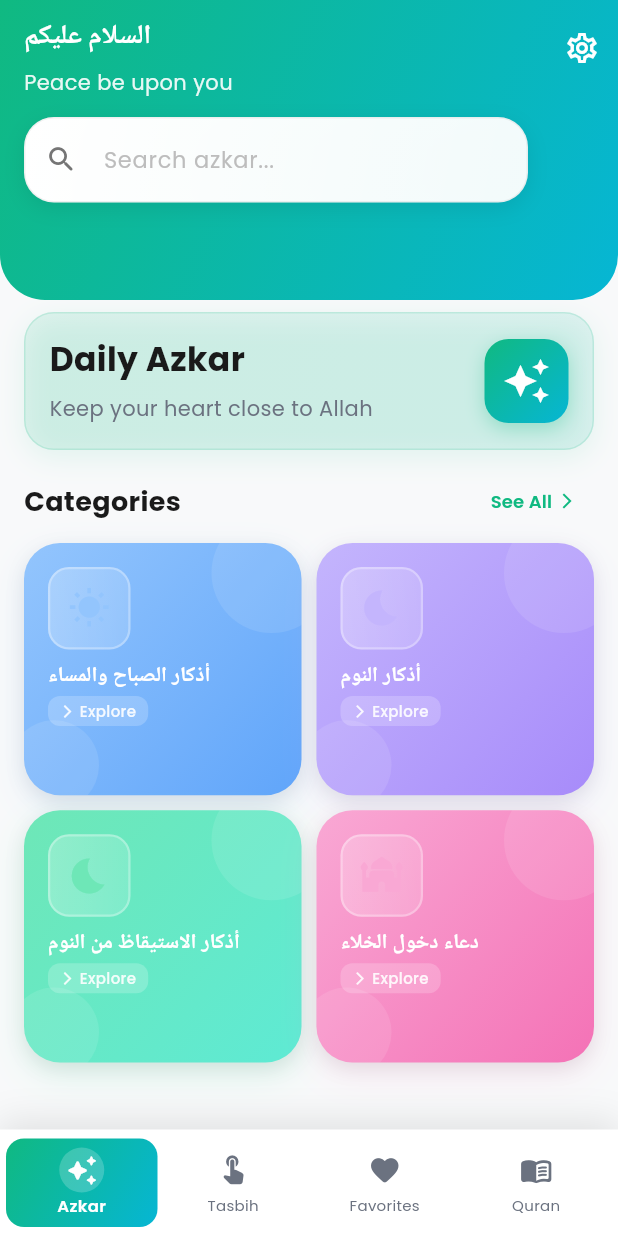
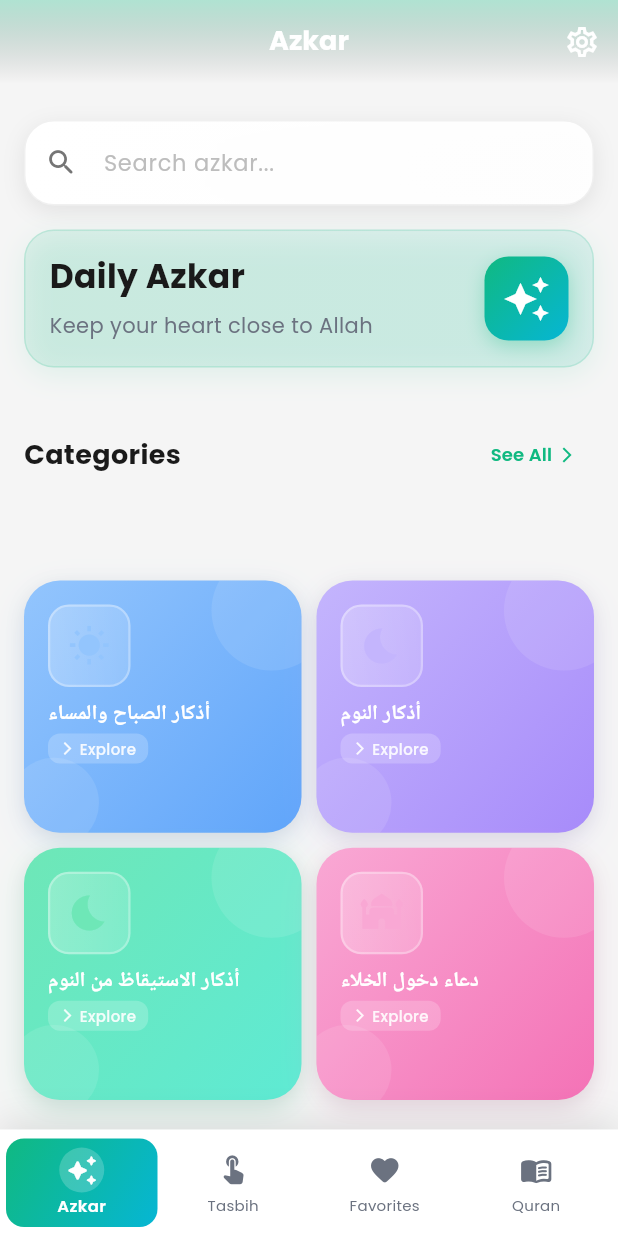
Before and after one commit to khaledebied/bling_azkar, a Flutter app: the screen it shows after launch, on a phone screen of 412 x 824 dp. Run offline on Flutter 3.47's test engine with Material 3 defaults, Android fonts, the phone set to English and light mode, and no system bars; our stand-ins replace dio, flutter_local_notifications, flutter_riverpod, freezed_annotation, geolocator, google_fonts and 8 more; missing offline and left inert: audio_session, flutter_qiblah, quran_library; accounts and stored records are empty; Roboto replaces fonts that are missing (Cairo); statements that could not run were skipped.

Commit message:
feat: Revamp HomeScreen and TasbihListScreen layouts to support RTL text direction and enhance dark mode visuals, improving overall user experience and accessibility.

```diff
--- a/lib/src/presentation/screens/home_screen.dart
+++ b/lib/src/presentation/screens/home_screen.dart
@@ -42,17 +42,93 @@ class _HomeScreenState extends ConsumerState<HomeScreen> {
 
   @override
   Widget build(BuildContext context) {
+    final l10n = AppLocalizations.ofWithFallback(context);
+    final isArabic = l10n.isArabic;
+    final isDarkMode = context.isDarkMode;
     final isSearching = ref.watch(isSearchingProvider);
 
-    return Scaffold(
-      body: Stack(
+    return Directionality(
+      textDirection: isArabic ? TextDirection.rtl : TextDirection.ltr,
+      child: Scaffold(
+        extendBodyBehindAppBar: true,
+        appBar: AppBar(
+          backgroundColor: Colors.transparent,
+          elevation: 0,
+          automaticallyImplyLeading: false,
+          title: Text(
+            isArabic ? 'الأذكار' : 'Azkar',
+            style: AppTheme.titleMedium.copyWith(
+              color: Colors.white,
+              fontWeight: FontWeight.bold,
+            ),
+          ),
+          centerTitle: true,
+          actions: [
+            IconButton(
+              icon: const Icon(
+                Icons.settings_outlined,
+                color: Colors.white,
+              ),
+        onPressed: () {
+          Navigator.push(
+            context,
+                  MaterialPageRoute(
+                    builder: (context) => const SettingsScreen(),
+                  ),
+                );
+              },
+            ),
+          ],
+          flexibleSpace: Container(
+            decoration: BoxDecoration(
+              gradient: LinearGradient(
+                begin: Alignment.topCenter,
+                end: Alignment.bottomCenter,
+                colors: isDarkMode
+                    ? [
+                        Colors.black.withValues(alpha: 0.4),
+                        Colors.transparent,
+                      ]
+                    : [
+                        AppTheme.primaryGreen.withValues(alpha: 0.3),
+                        Colors.transparent,
+                      ],
+              ),
+            ),
+          ),
+        ),
+        body: Container(
+          decoration: BoxDecoration(
+            color: isDarkMode
+                ? const Color(0xFF0F1419)
+                : const Color(0xFFF5F5F5),
+          ),
+          child: SafeArea(
+            top: false,
+            child: Stack(
               children: [
                 CustomScrollView(
                   controller: _scrollController,
                   slivers: [
-              _buildAppBar(ref),
+                    SliverToBoxAdapter(
+                      child: Padding(
+                        padding: const EdgeInsets.fromLTRB(16, 80, 16, 16),
+                        child: Column(
+                          children: [
                             if (!isSearching) ...[
-              _buildWelcomeBanner(),
+                              _buildSearchBar(ref),
+                              const SizedBox(height: 16),
+                              _buildWelcomeBannerContent(),
+                              const SizedBox(height: 16),
+                            ] else ...[
+                              _buildSearchBar(ref),
+                              const SizedBox(height: 16),
+                            ],
+                          ],
+                        ),
+                      ),
+                    ),
+                    if (!isSearching) ...[
                       _buildCategoriesGridSection(ref),
                     ] else ...[
                       _buildSearchResults(ref),
@@ -85,85 +161,97 @@ class _HomeScreenState extends ConsumerState<HomeScreen> {
                 ),
               ],
             ),
-    );
-  }
-
-  Widget _buildAppBar(WidgetRef ref) {
-    final isSearching = ref.watch(isSearchingProvider);
-
-    return SliverAppBar(
-      floating: true,
-      snap: true,
-      elevation: 0,
-      backgroundColor: Colors.transparent,
-      expandedHeight: isSearching ? 120 : 200,
-      collapsedHeight: 70,
-      flexibleSpace: LayoutBuilder(
-        builder: (context, constraints) {
-          final isDarkMode = context.isDarkMode;
-          return FlexibleSpaceBar(
-            background: Container(
-              decoration: BoxDecoration(
-                gradient: isDarkMode
-                    ? AppTheme.darkBackgroundGradient
-                    : AppTheme.primaryGradient,
-                borderRadius: const BorderRadius.only(
-                  bottomLeft: Radius.circular(30),
-                  bottomRight: Radius.circular(30),
-                ),
-              ),
-              child: SafeArea(
-                bottom: false,
-                child: Padding(
-                  padding: const EdgeInsets.fromLTRB(16, 8, 60, 16),
-                  child: Column(
-                    mainAxisSize: MainAxisSize.min,
-                    crossAxisAlignment: CrossAxisAlignment.start,
-                    children: [
-                      if (!isSearching) ...[
-                        Text(
-                          'السلام عليكم',
-                          style: AppTheme.arabicMedium.copyWith(
-                            color: Colors.white,
-                          ),
-                        ),
-                        const SizedBox(height: 4),
-                        Text(
-                          'Peace be upon you',
-                          style: AppTheme.bodyMedium.copyWith(
-                            color: Colors.white.withOpacity(0.9),
-                          ),
-                        ),
-                        const SizedBox(height: 12),
-                      ],
-                      _buildSearchBar(ref),
-                    ],
-                  ),
           ),
         ),
       ),
     );
-        },
+  }
+
+  Widget _buildWelcomeBannerContent() {
+    final isDarkMode = context.isDarkMode;
+
+    return Container(
+      padding: const EdgeInsets.all(16),
+      decoration: BoxDecoration(
+        gradient: isDarkMode
+            ? LinearGradient(
+                begin: Alignment.topLeft,
+                end: Alignment.bottomRight,
+                colors: [
+                  AppTheme.primaryGreen.withValues(alpha: 0.15),
+                  AppTheme.primaryTeal.withValues(alpha: 0.15),
+                ],
+              )
+            : LinearGradient(
+                begin: Alignment.topLeft,
+                end: Alignment.bottomRight,
+                colors: [
+                  AppTheme.primaryGreen.withValues(alpha: 0.1),
+                  AppTheme.primaryTeal.withValues(alpha: 0.1),
+                ],
               ),
-      actions: [
-        Padding(
-          padding: const EdgeInsets.only(top: 8.0),
-          child: IconButton(
-            icon: Icon(
-              Icons.settings_outlined,
-              color: Colors.white,
+        color: isDarkMode ? context.cardColor : Colors.white,
+        borderRadius: BorderRadius.circular(20),
+        border: Border.all(
+          color: isDarkMode
+              ? AppTheme.primaryGreen.withValues(alpha: 0.2)
+              : AppTheme.primaryGreen.withValues(alpha: 0.15),
+          width: 1,
         ),
-            onPressed: () {
-              Navigator.push(
-                context,
-                MaterialPageRoute(
-                  builder: (context) => const SettingsScreen(),
+        boxShadow: [
+          BoxShadow(
+            color: isDarkMode
+                ? Colors.black.withValues(alpha: 0.3)
+                : AppTheme.primaryGreen.withValues(alpha: 0.1),
+            blurRadius: 15,
+            offset: const Offset(0, 5),
           ),
-              );
-            },
+        ],
+      ),
+      child: Row(
+        children: [
+          Expanded(
+            child: Column(
+              crossAxisAlignment: CrossAxisAlignment.start,
+              children: [
+                Text(
+                  'Daily Azkar',
+                  style: AppTheme.titleLarge.copyWith(
+                    color: context.textPrimary,
+                    fontWeight: FontWeight.bold,
+                  ),
+                ),
+                const SizedBox(height: 8),
+                Text(
+                  'Keep your heart close to Allah',
+                  style: AppTheme.bodyMedium.copyWith(
+                    color: context.textSecondary,
                   ),
                 ),
               ],
+            ),
+          ),
+          Container(
+            padding: const EdgeInsets.all(12),
+            decoration: BoxDecoration(
+              gradient: AppTheme.primaryGradient,
+              borderRadius: BorderRadius.circular(16),
+              boxShadow: [
+                BoxShadow(
+                  color: AppTheme.primaryGreen.withValues(alpha: 0.3),
+                  blurRadius: 10,
+                  offset: const Offset(0, 4),
+                ),
+              ],
+            ),
+            child: const Icon(
+              Icons.auto_awesome,
+              size: 32,
+              color: Colors.white,
+            ),
+          ),
+        ],
+      ),
     );
   }
 
@@ -315,98 +403,6 @@ class _HomeScreenState extends ConsumerState<HomeScreen> {
     );
   }
 
-  Widget _buildWelcomeBanner() {
-    final isDarkMode = context.isDarkMode;
-
-    return SliverToBoxAdapter(
-        child: Padding(
-          padding: const EdgeInsets.fromLTRB(16.0, 8.0, 16.0, 8.0),
-          child: Container(
-          padding: const EdgeInsets.all(16),
-            decoration: BoxDecoration(
-            gradient: isDarkMode
-                ? LinearGradient(
-                    begin: Alignment.topLeft,
-                    end: Alignment.bottomRight,
-                    colors: [
-                      AppTheme.primaryGreen.withValues(alpha: 0.15),
-                      AppTheme.primaryTeal.withValues(alpha: 0.15),
-                    ],
-                  )
-                : LinearGradient(
-                begin: Alignment.topLeft,
-                end: Alignment.bottomRight,
-                colors: [
-                      AppTheme.primaryGreen.withValues(alpha: 0.1),
-                      AppTheme.primaryTeal.withValues(alpha: 0.1),
-                    ],
-                  ),
-            color: isDarkMode ? context.cardColor : Colors.white,
-            borderRadius: BorderRadius.circular(20),
-            border: Border.all(
-              color: isDarkMode
-                  ? AppTheme.primaryGreen.withValues(alpha: 0.2)
-                  : AppTheme.primaryGreen.withValues(alpha: 0.15),
-              width: 1,
-            ),
-              boxShadow: [
-                BoxShadow(
-                color: isDarkMode
-                    ? Colors.black.withValues(alpha: 0.3)
-                    : AppTheme.primaryGreen.withValues(alpha: 0.1),
-                blurRadius: 15,
-                offset: const Offset(0, 5),
-                ),
-              ],
-            ),
-            child: Row(
-              children: [
-                Expanded(
-                  child: Column(
-                    crossAxisAlignment: CrossAxisAlignment.start,
-                    children: [
-                      Text(
-                      'Daily Azkar',
-                        style: AppTheme.titleLarge.copyWith(
-                        color: context.textPrimary,
-                          fontWeight: FontWeight.bold,
-                        ),
-                      ),
-                      const SizedBox(height: 8),
-                      Text(
-                      'Keep your heart close to Allah',
-                        style: AppTheme.bodyMedium.copyWith(
-                        color: context.textSecondary,
-                        ),
-                      ),
-                    ],
-                  ),
-                ),
-                Container(
-                  padding: const EdgeInsets.all(12),
-                  decoration: BoxDecoration(
-                  gradient: AppTheme.primaryGradient,
-                  borderRadius: BorderRadius.circular(16),
-                  boxShadow: [
-                    BoxShadow(
-                      color: AppTheme.primaryGreen.withValues(alpha: 0.3),
-                      blurRadius: 10,
-                      offset: const Offset(0, 4),
-                    ),
-                  ],
-                  ),
-                  child: const Icon(
-                    Icons.auto_awesome,
-                  size: 32,
-                    color: Colors.white,
-                  ),
-              ),
-            ],
-          ),
-        ),
-      ),
-    );
-  }
 
   Widget _buildCategoriesGridSection(WidgetRef ref) {
     final allCategoriesAsync = ref.watch(allCategoriesProvider);
```
Also changed, not shown: lib/src/presentation/screens/tasbih_list_screen.dart (+36 -67 lines). Lines whose indentation alone changed are shown as unchanged.
